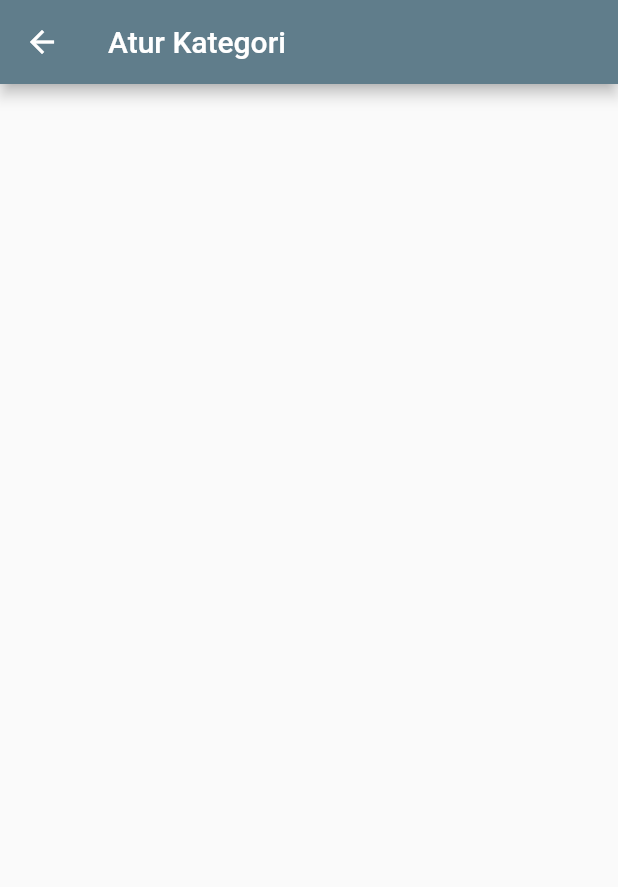
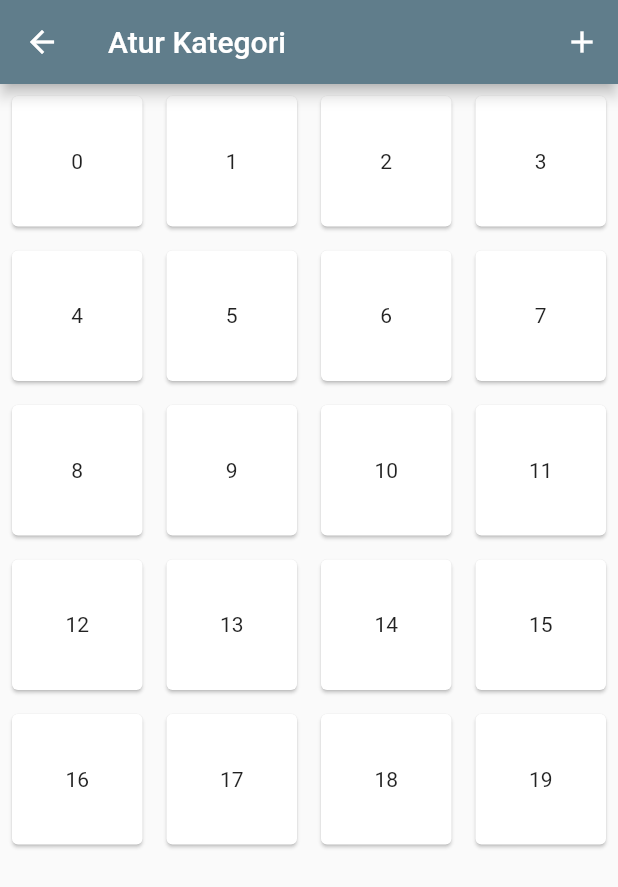
Before and after one commit to qrhfz/noteapp, a Flutter app: the screen it shows after launch, in the side drawer, after a tap on "Atur Kategori", on a phone screen of 412 x 824 dp. Shown: the top 887 px of the screen. Run offline on Flutter 3.47's test engine with Material 2 defaults, Android fonts, the phone set to English and light mode, and no system bars; our stand-ins replace flutter_slidable, get, moor; generated files the repository leaves out were written again.

```diff
--- a/lib/views/pages/category_page.dart
+++ b/lib/views/pages/category_page.dart
@@ -1,4 +1,6 @@
 import 'package:flutter/material.dart';
+import 'package:get/get.dart';
+import 'package:noteapp/views/dialogs/add_category_dialog.dart';
 
 class CategoryPage extends StatelessWidget {
   const CategoryPage({Key? key}) : super(key: key);
@@ -8,8 +10,28 @@ class CategoryPage extends StatelessWidget {
     return Scaffold(
       appBar: AppBar(
         title: const Text('Atur Kategori'),
+        actions: [
+          IconButton(
+              onPressed: () => Get.dialog(AddCategoryDialog()),
+              icon: const Icon(Icons.add))
+        ],
       ),
-      body: Container(),
+      body: GridView.builder(
+        gridDelegate: const SliverGridDelegateWithMaxCrossAxisExtent(
+            maxCrossAxisExtent: 120,
+            childAspectRatio: 1,
+            mainAxisSpacing: 0,
+            crossAxisSpacing: 0),
+        itemCount: 20,
+        itemBuilder: (context, index) {
+          return Padding(
+            padding: const EdgeInsets.all(4.0),
+            child: Card(
+              child: Center(child: Text(index.toString())),
+            ),
+          );
+        },
+      ),
     );
   }
 }
--- a/lib/views/pages/home_page.dart
+++ b/lib/views/pages/home_page.dart
@@ -1,6 +1,6 @@
 import 'package:flutter/material.dart';
 import 'package:get/get.dart';
-import 'package:noteapp/controllers/home_page_controller.dart';
+import 'package:noteapp/controllers/pages/home_page_controller.dart';
 import 'package:noteapp/services/moor_service.dart';
 import 'package:noteapp/utils/note_search_delegate.dart';
 import 'package:noteapp/views/pages/note_page.dart';
--- a/lib/views/pages/note_page.dart
+++ b/lib/views/pages/note_page.dart
@@ -1,6 +1,6 @@
 import 'package:flutter/material.dart';
 import 'package:get/get.dart';
-import 'package:noteapp/controllers/note_page_controller.dart';
+import 'package:noteapp/controllers/pages/note_page_controller.dart';
 
 class NotePage extends StatelessWidget {
   NotePage({Key? key}) : super(key: key);
--- a/lib/views/widgets/app_drawer.dart
+++ b/lib/views/widgets/app_drawer.dart
@@ -27,16 +27,16 @@ class AppDrawer extends StatelessWidget {
             return _drawerHeader(ctx);
           } else if (index == 1) {
             return ListTile(
-              title: Text('Atur Kategori'),
-              leading: Icon(
+              title: const Text('Atur Kategori'),
+              leading: const Icon(
                 Icons.settings,
               ),
               onTap: () => Get.to(() => const CategoryPage()),
             );
           } else if (index == 2) {
-            return Divider();
+            return const Divider();
           }
-          return ListTile(
+          return const ListTile(
             leading: Icon(Icons.favorite),
             title: Text('Kategori'),
           );
--- a/lib/views/widgets/note_list_tile.dart
+++ b/lib/views/widgets/note_list_tile.dart
@@ -2,7 +2,7 @@ import 'package:flutter/material.dart';
 import 'package:flutter_slidable/flutter_slidable.dart';
 import 'package:get/get.dart';
 import 'package:noteapp/consts/category_styles.dart';
-import 'package:noteapp/controllers/home_page_controller.dart';
+import 'package:noteapp/controllers/pages/home_page_controller.dart';
 import 'package:noteapp/services/moor_service.dart';
 import 'package:noteapp/utils/myhelper.dart';
 import 'package:noteapp/views/pages/note_page.dart';
```
Also changed, not shown: lib/views/dialogs/add_category_dialog.dart (added, +59 -0 lines), lib/controllers/pages/home_page_controller.dart (renamed from lib/controllers/home_page_controller.dart), lib/controllers/pages/note_page_controller.dart (renamed from lib/controllers/note_page_controller.dart).
